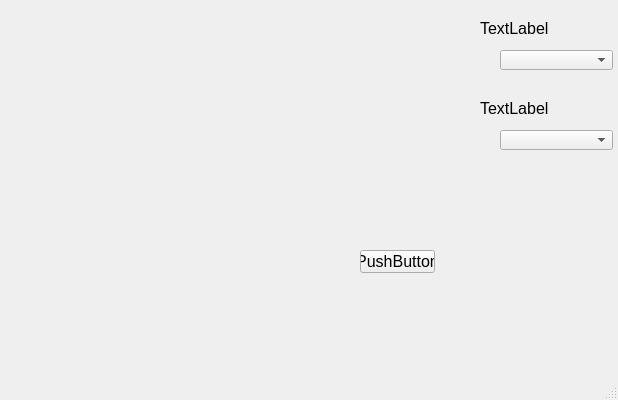
Old version of the form Scripts/GUI/addSheetDetails.ui in the repository SarbajitNandy/GST-Match-Assistant.
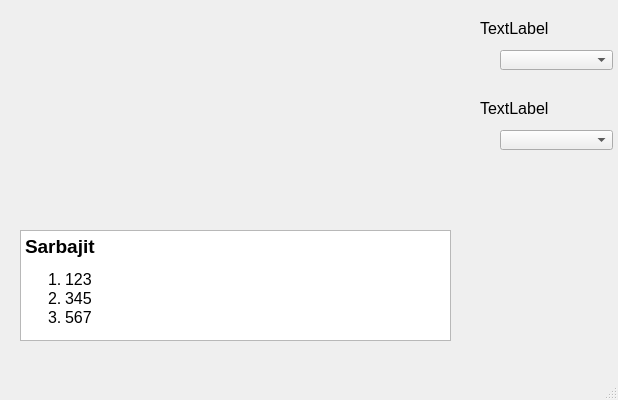
New version of the form.

Diff of the .ui file:
```diff
--- a/Scripts/GUI/addSheetDetails.ui
+++ b/Scripts/GUI/addSheetDetails.ui
@@ -85,17 +85,30 @@
      </font>
     </property>
    </widget>
-   <widget class="QPushButton" name="btn">
+   <widget class="QTextBrowser" name="statusView">
+    <property name="enabled">
+     <bool>true</bool>
+    </property>
     <property name="geometry">
      <rect>
-      <x>360</x>
-      <y>250</y>
-      <width>75</width>
-      <height>23</height>
+      <x>20</x>
+      <y>230</y>
+      <width>431</width>
+      <height>111</height>
      </rect>
     </property>
-    <property name="text">
-     <string>PushButton</string>
+    <property name="readOnly">
+     <bool>true</bool>
+    </property>
+    <property name="html">
+     <string>&lt;!DOCTYPE HTML PUBLIC &quot;-//W3C//DTD HTML 4.0//EN&quot; &quot;http://www.w3.org/TR/REC-html40/strict.dtd&quot;&gt;
+&lt;html&gt;&lt;head&gt;&lt;meta name=&quot;qrichtext&quot; content=&quot;1&quot; /&gt;&lt;title&gt;JS Bin&lt;/title&gt;&lt;style type=&quot;text/css&quot;&gt;
+p, li { white-space: pre-wrap; }
+&lt;/style&gt;&lt;/head&gt;&lt;body style=&quot; font-family:'MS Shell Dlg 2'; font-size:12pt; font-weight:400; font-style:normal;&quot;&gt;
+&lt;h3 style=&quot; margin-top:14px; margin-bottom:12px; margin-left:0px; margin-right:0px; -qt-block-indent:0; text-indent:0px;&quot;&gt;&lt;span style=&quot; font-size:large; font-weight:600;&quot;&gt;Sarbajit&lt;/span&gt; &lt;/h3&gt;
+&lt;ol style=&quot;margin-top: 0px; margin-bottom: 0px; margin-left: 0px; margin-right: 0px; -qt-list-indent: 1;&quot;&gt;&lt;li style=&quot; margin-top:12px; margin-bottom:0px; margin-left:0px; margin-right:0px; -qt-block-indent:0; text-indent:0px;&quot;&gt;123 &lt;/li&gt;
+&lt;li style=&quot; margin-top:0px; margin-bottom:0px; margin-left:0px; margin-right:0px; -qt-block-indent:0; text-indent:0px;&quot;&gt;345 &lt;/li&gt;
+&lt;li style=&quot; margin-top:0px; margin-bottom:12px; margin-left:0px; margin-right:0px; -qt-block-indent:0; text-indent:0px;&quot;&gt;567 &lt;/li&gt;&lt;/ol&gt;&lt;/body&gt;&lt;/html&gt;</string>
     </property>
    </widget>
   </widget>
```
